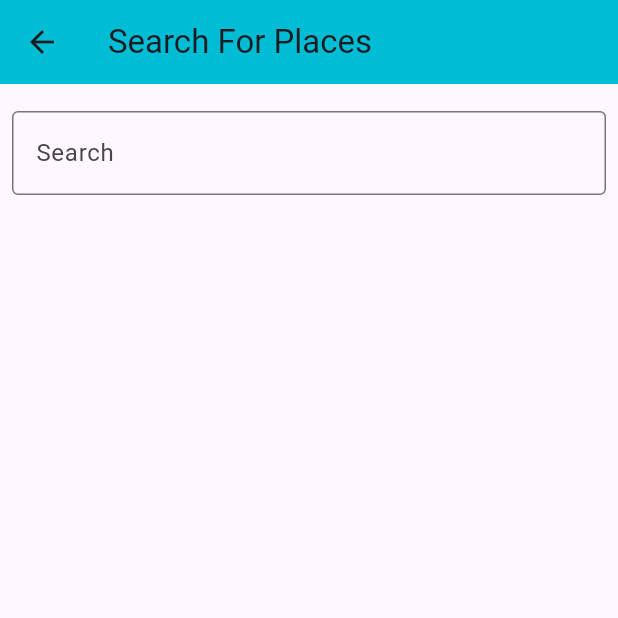
After one commit to HussainFlutter/google_maps, a Flutter app: the GooglePlacesApiExample screen opened directly, on a phone screen of 412 x 824 dp, the top half of it. The commit adds this screen. Run offline on Flutter 3.47's test engine with Material 3 defaults, Android fonts, the phone set to English and light mode, and no system bars; our stand-ins replace geocoding, geolocator, google_maps_flutter.

Commit message:
custom markers done. google places api done.

```diff
--- /dev/null
+++ b/lib/google_places_api_example.dart
@@ -0,0 +1,73 @@
+//In this example we will use google places api to search places
+//I didn't test the code because my google maps account is giving me error but it's almost like this.
+import 'dart:convert';
+
+import 'package:flutter/material.dart';
+import 'package:http/http.dart' as http;
+
+class GooglePlacesApiExample extends StatefulWidget {
+  const GooglePlacesApiExample({super.key});
+
+  @override
+  State<GooglePlacesApiExample> createState() => _GooglePlacesApiExampleState();
+}
+
+class _GooglePlacesApiExampleState extends State<GooglePlacesApiExample> {
+  final TextEditingController _searchTextController = TextEditingController();
+  List<dynamic> placesNames = [];
+  @override
+  void initState() {
+    _searchTextController.addListener(() {
+      searchPlaces(_searchTextController.text);
+    });
+    super.initState();
+  }
+
+  @override
+  Widget build(BuildContext context) {
+    return Scaffold(
+      appBar: AppBar(
+        title: const Text("Search For Places"),
+        backgroundColor: Colors.cyan,
+      ),
+      body: Padding(
+        padding: const EdgeInsets.all(8.0),
+        child: Column(
+          children: [
+            const SizedBox(
+              height: 10,
+            ),
+            TextFormField(
+              decoration: const InputDecoration(
+                hintText: "Search",
+                border: OutlineInputBorder(),
+              ),
+              controller: _searchTextController,
+            ),
+            Flexible(
+              child: ListView.builder(
+                itemCount: placesNames.length,
+                itemBuilder: (context, index) {
+                  return Text(placesNames[index]["description"]);
+                },
+              ),
+            ),
+          ],
+        ),
+      ),
+    );
+  }
+
+  void searchPlaces(String placeName) async {
+    final String url =
+        'https://maps.googleapis.com/maps/api/place/findplacefromtext/json?input=$placeName&inputtype=textquery&fields=formatted_address%2Cname%2Crating%2Copening_hours%2Cgeometry&key=AIzaSyDrQBX6vuO8ON-i3wk32WHstAZ30lbJ958';
+    final response = await http.get(Uri.parse(url));
+    if (response.statusCode == 200) {
+      setState(() {
+        placesNames = jsonDecode(response.body.toString())["predictions"];
+      });
+    } else {
+      debugPrint("Failed");
+    }
+  }
+}
--- a/lib/main.dart
+++ b/lib/main.dart
@@ -1,6 +1,7 @@
 import 'package:flutter/material.dart';
-import 'package:flutter_projects/geolocator_example.dart';
 import 'package:google_maps_flutter/google_maps_flutter.dart';
+
+import 'custom_markers_example.dart';
 
 void main() {
   runApp(const MyApp());
@@ -20,7 +21,7 @@ class MyApp extends StatelessWidget {
   @override
   Widget build(BuildContext context) {
     return const MaterialApp(
-      home: GeoLocatorExample(),
+      home: CustomMarkersExample(),
     );
   }
 }
--- a/pubspec.yaml
+++ b/pubspec.yaml
@@ -38,6 +38,7 @@ dependencies:
   google_maps_flutter: ^2.6.1
   geocoding: ^3.0.0
   geolocator: ^12.0.0
+  http: ^1.2.1
 
 
 dev_dependencies:
@@ -63,9 +64,8 @@ flutter:
   uses-material-design: true
 
   # To add assets to your application, add an assets section, like this:
-  # assets:
-  #   - images/a_dot_burr.jpeg
-  #   - images/a_dot_ham.jpeg
+  assets:
+    - assets/
 
   # An image asset can refer to one or more resolution-specific "variants", see
   # https://flutter.dev/assets-and-images/#resolution-aware
```
Also changed, not shown: lib/custom_markers_example.dart (added, +80 -0 lines), assets/motorcycle.png (added), assets/sport_car.png (added), pubspec.lock, 1 other file.
